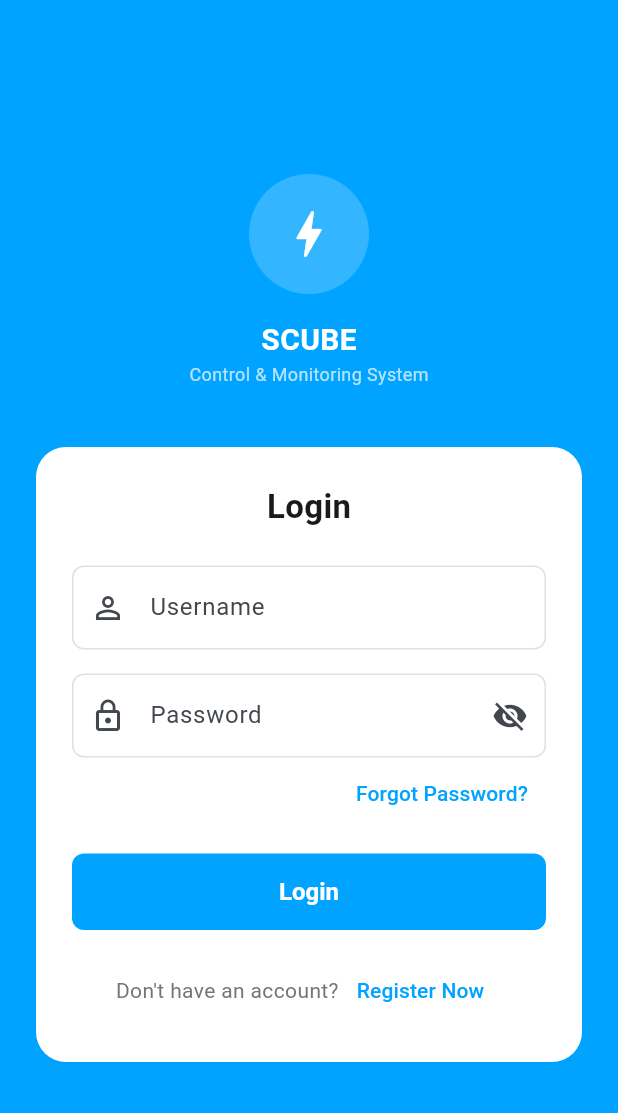
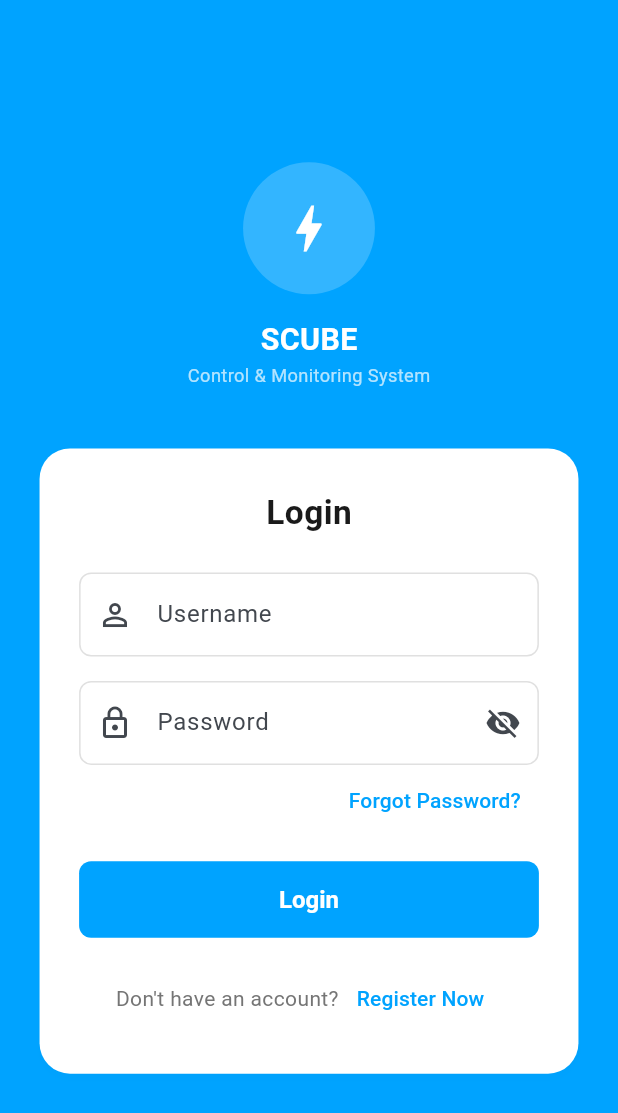
Before and after one commit to azizur-rahaman/scube-flutter-assignment, a Flutter app: the screen it shows after launch, on a phone screen of 412 x 824 dp. Shown: the top 1113 px of the screen. Run offline on Flutter 3.47's test engine with Material 3 defaults, Android fonts, the phone set to English and light mode, and no system bars; our stand-ins replace flutter_screenutil, get_it, go_router, internet_connection_checker; project files that could hold a hidden picture were left out.

Commit message:
feat: implement responsive UI, update assets, and fix Android build
- Integrated flutter_screenutil and created AppSizes for responsive design
- Refactored SplashPage and LoginPage to use AppSizes
- Replaced SVG logo with PNG (brand-logo.png)
- Fixed Android NDK version to 27.0.x to resolve build error
- Set up dependency injection and network info check
- Updated main.dart initialization

```diff
--- /dev/null
+++ b/lib/core/constants/app_sizes.dart
@@ -0,0 +1,45 @@
+import 'package:flutter_screenutil/flutter_screenutil.dart';
+
+class AppSizes {
+  // Padding
+  static double p4 = 4.w;
+  static double p8 = 8.w;
+  static double p12 = 12.w;
+  static double p16 = 16.w;
+  static double p20 = 20.w;
+  static double p24 = 24.w;
+  static double p32 = 32.w;
+  static double p48 = 48.w;
+
+  // Radius
+  static double r4 = 4.r;
+  static double r8 = 8.r;
+  static double r12 = 12.r;
+  static double r16 = 16.r;
+  static double r20 = 20.r;
+
+  // Spacing (Sized Box)
+  static double s4 = 4.h;
+  static double s8 = 8.h;
+  static double s12 = 12.h;
+  static double s16 = 16.h;
+  static double s24 = 24.h;
+  static double s32 = 32.h;
+  static double s40 = 40.h;
+  static double s48 = 48.h;
+  static double s120 = 120.w;
+
+  // Icons
+  static double iconSmall = 16.sp;
+  static double iconMedium = 24.sp;
+  static double iconLarge = 32.sp;
+
+  // Font Sizes (optional, if you want strictly controlled here or just use sp in theme)
+  static double font12 = 12.sp;
+  static double font14 = 14.sp;
+  static double font16 = 16.sp;
+  static double font18 = 18.sp;
+  static double font20 = 20.sp;
+  static double font22 = 22.sp;
+  static double font24 = 24.sp;
+}
--- a/lib/core/constants/asset_manager.dart
+++ b/lib/core/constants/asset_manager.dart
@@ -1,5 +1,5 @@
 class AssetManager {
   static const String _basePath = 'assets';
 
-  static const String brandLogo = '$_basePath/brand-logo.svg';
+  static const String brandLogo = '$_basePath/brand-logo.png';
 }
--- a/lib/features/auth/presentation/pages/login_page.dart
+++ b/lib/features/auth/presentation/pages/login_page.dart
@@ -1,6 +1,9 @@
 import 'package:flutter/material.dart';
 import 'package:go_router/go_router.dart';
+import 'package:flutter_screenutil/flutter_screenutil.dart';
+
 import '../../../../core/theme/app_colors.dart';
+import '../../../../core/constants/app_sizes.dart';
 
 class LoginPage extends StatelessWidget {
   const LoginPage({super.key});
@@ -12,61 +15,64 @@ class LoginPage extends StatelessWidget {
       body: SafeArea(
         child: Center(
           child: SingleChildScrollView(
-            padding: const EdgeInsets.all(24.0),
+            padding: EdgeInsets.all(AppSizes.p24),
             child: Column(
               mainAxisAlignment: MainAxisAlignment.center,
               children: [
                 // Logo Area
                 Container(
-                  width: 80,
-                  height: 80,
+                  width: 80.w,
+                  height: 80.w,
                   decoration: BoxDecoration(
                     color: Colors.white.withOpacity(0.2),
                     shape: BoxShape.circle,
                   ),
-                  child: const Icon(Icons.bolt, color: Colors.white, size: 40),
+                  child: Icon(Icons.bolt, color: Colors.white, size: 40.sp),
                 ),
-                const SizedBox(height: 16),
-                const Text(
+                SizedBox(height: AppSizes.s16),
+                Text(
                   'SCUBE',
                   style: TextStyle(
                     color: Colors.white,
-                    fontSize: 20,
+                    fontSize: AppSizes.font20,
                     fontWeight: FontWeight.bold,
                   ),
                 ),
-                const Text(
+                Text(
                   'Control & Monitoring System',
-                  style: TextStyle(color: Colors.white70, fontSize: 12),
+                  style: TextStyle(
+                    color: Colors.white70,
+                    fontSize: AppSizes.font12,
+                  ),
                 ),
-                const SizedBox(height: 40),
+                SizedBox(height: AppSizes.s40),
 
                 // Login Card
                 Card(
                   shape: RoundedRectangleBorder(
-                    borderRadius: BorderRadius.circular(20),
+                    borderRadius: BorderRadius.circular(AppSizes.r20),
                   ),
                   child: Padding(
-                    padding: const EdgeInsets.all(24.0),
+                    padding: EdgeInsets.all(AppSizes.p24),
                     child: Column(
                       mainAxisSize: MainAxisSize.min,
                       children: [
-                        const Text(
+                        Text(
                           'Login',
                           style: TextStyle(
-                            fontSize: 22,
+                            fontSize: AppSizes.font22,
                             fontWeight: FontWeight.bold,
                             color: AppColors.textPrimary,
                           ),
                         ),
-                        const SizedBox(height: 24),
+                        SizedBox(height: AppSizes.s24),
                         TextField(
                           decoration: const InputDecoration(
                             labelText: 'Username',
                             prefixIcon: Icon(Icons.person_outline),
                           ),
                         ),
-                        const SizedBox(height: 16),
+                        SizedBox(height: AppSizes.s16),
                         TextField(
                           obscureText: true,
                           decoration: InputDecoration(
@@ -85,7 +91,7 @@ class LoginPage extends StatelessWidget {
                             child: const Text('Forgot Password?'),
                           ),
                         ),
-                        const SizedBox(height: 16),
+                        SizedBox(height: AppSizes.s16),
                         SizedBox(
                           width: double.infinity,
                           child: ElevatedButton(
@@ -96,7 +102,7 @@ class LoginPage extends StatelessWidget {
                             child: const Text('Login'),
                           ),
                         ),
-                        const SizedBox(height: 16),
+                        SizedBox(height: AppSizes.s16),
                         Row(
                           mainAxisAlignment: MainAxisAlignment.center,
                           children: [
--- a/lib/main.dart
+++ b/lib/main.dart
@@ -1,8 +1,12 @@
 import 'package:flutter/material.dart';
+import 'package:flutter_screenutil/flutter_screenutil.dart';
 import 'core/theme/app_theme.dart';
 import 'core/routes/app_router.dart';
+import 'injection_container.dart' as di;
 
-void main() {
+void main() async {
+  WidgetsFlutterBinding.ensureInitialized();
+  await di.init();
   runApp(const ScubeApp());
 }
 
@@ -11,11 +15,18 @@ class ScubeApp extends StatelessWidget {
 
   @override
   Widget build(BuildContext context) {
-    return MaterialApp.router(
-      title: 'Scube Control & Monitoring',
-      theme: AppTheme.lightTheme,
-      routerConfig: AppRouter.router,
-      debugShowCheckedModeBanner: false,
+    return ScreenUtilInit(
+      designSize: const Size(375, 812), // Standard mobile design size
+      minTextAdapt: true,
+      splitScreenMode: true,
+      builder: (context, child) {
+        return MaterialApp.router(
+          title: 'Scube Control & Monitoring',
+          theme: AppTheme.lightTheme,
+          routerConfig: AppRouter.router,
+          debugShowCheckedModeBanner: false,
+        );
+      },
     );
   }
 }
--- a/pubspec.yaml
+++ b/pubspec.yaml
@@ -39,6 +39,8 @@ dependencies:
   equatable: ^2.0.8
   get_it: ^9.2.0
   flutter_svg: ^2.2.3
+  internet_connection_checker: ^3.0.1
+  flutter_screenutil: ^5.9.3
 
 dev_dependencies:
   flutter_test:
@@ -64,7 +66,7 @@ flutter:
 
   # To add assets to your application, add an assets section, like this:
   assets:
-    - assets/brand-logo.svg
+    - assets/brand-logo.png
 
   # An image asset can refer to one or more resolution-specific "variants", see
   # https://flutter.dev/to/resolution-aware-images
```
Also changed, not shown: lib/core/network/network_info.dart (added, +14 -0 lines), lib/features/splash/presentation/pages/splash_page.dart (+34 -16 lines), lib/injection_container.dart (added, +13 -0 lines), assets/brand-logo-backup.svg (added), assets/brand-logo.png (added), assets/brand-logo.svg, pubspec.lock, 10 other files.
